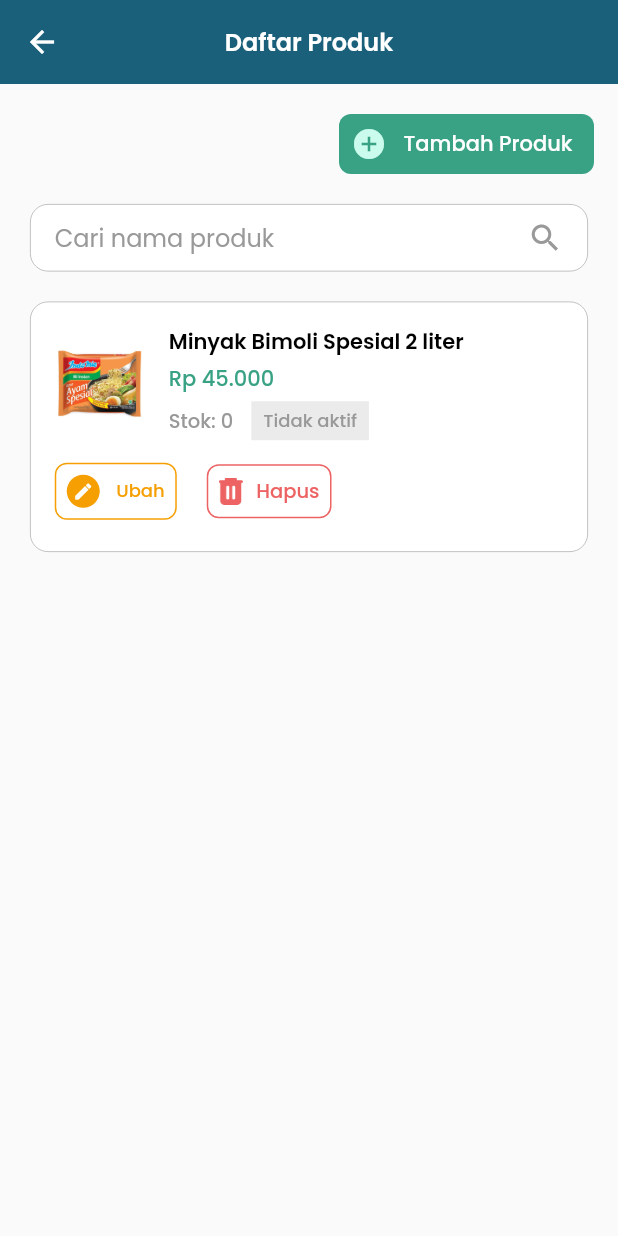
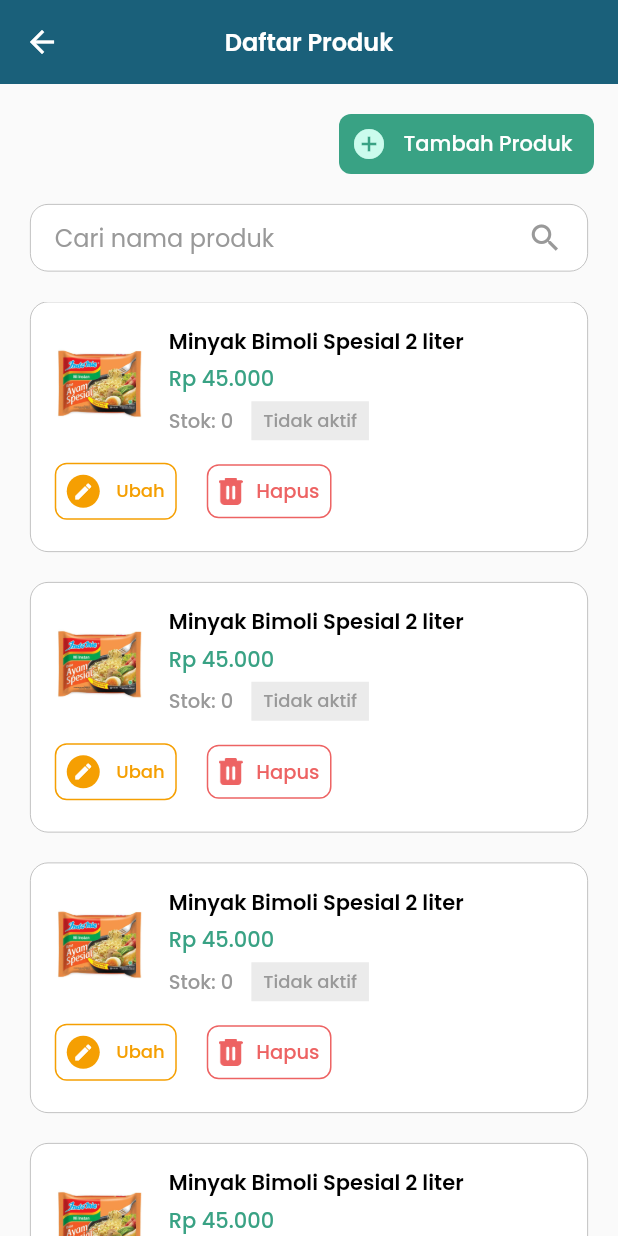
Before and after one commit to elvinadianalimartha/admin_budiberas, a Flutter app: the ProductPage screen opened by its route, on a phone screen of 412 x 824 dp. Run offline on Flutter 3.47's test engine with Material 2 defaults, Android fonts, the phone set to English and light mode, and no system bars; our stand-ins replace google_fonts.

Commit message:
product ui

```diff
--- a/lib/theme.dart
+++ b/lib/theme.dart
@@ -7,11 +7,15 @@ double defaultMargin = 20.0;
 Color primaryColor = Color(0xff1A607A);
 Color secondaryColor = Color(0xff5BC5A7);
 Color thirdColor = Color(0xff7DD1B9);
+
 Color btnManageColor = Color(0xffCBFBED);
 Color btnColor = Color(0xffF59F02);
 Color outlinedBtnColor = Color(0xff504F5E);
+
 Color alertColor = Color(0xffED6363);
 Color priceColor = Color(0xff39A284);
+Color formColor = Color(0xffF3F4FA);
+
 Color primaryTextColor = Color(0xff000000);
 Color secondaryTextColor = Color(0xff999999);
 Color transparentColor = Colors.transparent;
--- a/lib/views/management/product_page.dart
+++ b/lib/views/management/product_page.dart
@@ -1,3 +1,4 @@
+// ignore_for_file: prefer_const_constructors
 import 'package:budiberas_admin_9701/views/widgets/product_card.dart';
 import 'package:flutter/cupertino.dart';
 import 'package:flutter/material.dart';
@@ -88,12 +89,18 @@ class _ProductPageState extends State<ProductPage> {
         children: [
           btnAddProduct(),
           search(),
-          ListView(
-            padding: EdgeInsets.all(20),
-            shrinkWrap: true,
-            children: [
-              ProductCard()
-            ],
+          SizedBox(height: 20,),
+          Expanded(
+            child: ListView(
+              //padding: EdgeInsets.all(20),
+              shrinkWrap: true,
+              children: [
+                ProductCard(),
+                ProductCard(),
+                ProductCard(),
+                ProductCard()
+              ],
+            ),
           )
         ],
       );
--- a/lib/views/widgets/product_card.dart
+++ b/lib/views/widgets/product_card.dart
@@ -4,12 +4,18 @@ import 'package:flutter/material.dart';
 import '../../theme.dart';
 
 class ProductCard extends StatelessWidget {
+  const ProductCard({Key? key}) : super(key: key);
 
   @override
   Widget build(BuildContext context) {
     return Container(
+      margin: const EdgeInsets.only(
+        bottom: 20,
+        left: 20,
+        right: 20,
+      ),
       width: double.infinity,
-      padding: EdgeInsets.all(16),
+      padding: const EdgeInsets.all(16),
       decoration: BoxDecoration(
         border: Border.all(color: secondaryTextColor.withOpacity(0.8), width: 0.5),
         color: Colors.white,
@@ -30,25 +36,36 @@ class ProductCard extends StatelessWidget {
                     )
                 ),
               ),
+
+              const SizedBox(width: 16,),
+
               //Product data
-              SizedBox(width: 16,),
-              Column(
+              Expanded(
+                child: Column(
                   crossAxisAlignment: CrossAxisAlignment.start,
                   children: [
-                  Text(
+                    Row(
+                      children: [
+                        Flexible(
+                          child: Text(
                             'Minyak Bimoli Spesial 2 liter',
                             style: primaryTextStyle.copyWith(
                               fontWeight: semiBold,
                             ),
+                            maxLines: 2,
+                            overflow: TextOverflow.ellipsis,
                           ),
-                  SizedBox(height: 4,),
+                        ),
+                      ],
+                    ),
+                    const SizedBox(height: 4,),
                     Text(
                       'Rp 45.000',
                       style: priceTextStyle.copyWith(
                         fontWeight: medium,
                       ),
                     ),
-                  SizedBox(height: 4,),
+                    const SizedBox(height: 4,),
                     Row(
                       children: [
                         Text(
@@ -58,10 +75,10 @@ class ProductCard extends StatelessWidget {
                             fontSize: 13,
                           ),
                         ),
-                      SizedBox(width: 12,),
+                        const SizedBox(width: 12,),
                         Container(
-                        color: Color(0xffEBEBEB),
-                        padding: EdgeInsets.symmetric(horizontal: 8, vertical: 4),
+                          color: const Color(0xffEBEBEB),
+                          padding: const EdgeInsets.symmetric(horizontal: 8, vertical: 4),
                           child: Text(
                             'Tidak aktif',
                             style: secondaryTextStyle.copyWith(
@@ -73,10 +90,11 @@ class ProductCard extends StatelessWidget {
                       ],
                     )
                   ],
+                ),
               )
             ],
           ),
-          SizedBox(height: 10,),
+          const SizedBox(height: 10,),
           Row(
             children: [
               OutlinedButton(
@@ -89,7 +107,7 @@ class ProductCard extends StatelessWidget {
                   shape: RoundedRectangleBorder(
                       borderRadius: BorderRadius.circular(8)
                   ),
-                  padding: EdgeInsets.all(8),
+                  padding: const EdgeInsets.all(8),
                 ),
                 child: Row(
                   children: [
@@ -98,11 +116,11 @@ class ProductCard extends StatelessWidget {
                           color: btnColor,
                           shape: BoxShape.circle,
                         ),
-                        padding: EdgeInsets.all(4),
-                        child: Icon(Icons.edit, color: Colors.white, size: 14
+                        padding: const EdgeInsets.all(4),
+                        child: const Icon(Icons.edit, color: Colors.white, size: 14
                           ,)
                     ),
-                    SizedBox(width: 11,),
+                    const SizedBox(width: 11,),
                     Text(
                       'Ubah',
                       style: changeBtnTextStyle.copyWith(
@@ -113,7 +131,7 @@ class ProductCard extends StatelessWidget {
                   ],
                 ),
               ),
-              SizedBox(width: 20,),
+              const SizedBox(width: 20,),
               OutlinedButton(
                 onPressed: () {
                 },
@@ -124,13 +142,13 @@ class ProductCard extends StatelessWidget {
                   shape: RoundedRectangleBorder(
                       borderRadius: BorderRadius.circular(8)
                   ),
-                  padding: EdgeInsets.all(8),
+                  padding: const EdgeInsets.all(8),
                 ),
                 child: Row(
                   children: [
                     //Icon(Icons.delete, color: alertColor, size: 22,),
                     Image.asset('assets/delete_icon.png', width: 16,),
-                    SizedBox(width: 9,),
+                    const SizedBox(width: 9,),
                     Text(
                       'Hapus',
                       style: alertTextStyle.copyWith(
```
Also changed, not shown: lib/views/form/add_product.dart (+133 -24 lines). Lines whose indentation alone changed are shown as unchanged.
